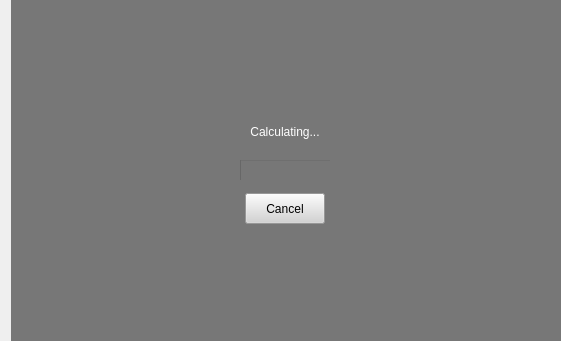
This is signal_editor/ui/overlay_widget.ui in fred-kr/signal-editor-v2 as Qt 5 draws it before an edit. The edited form follows.
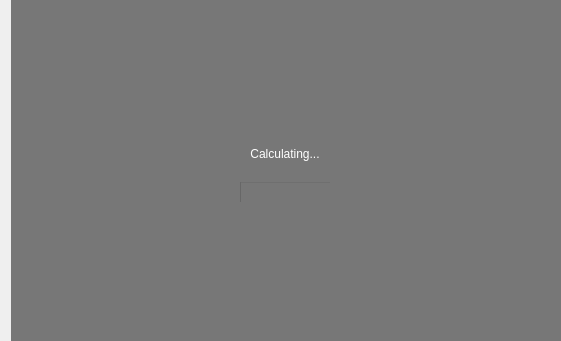
This is the edited form. Custom widgets are drawn as their Qt base class.

Patch:
```diff
--- a/signal_editor/ui/overlay_widget.ui
+++ b/signal_editor/ui/overlay_widget.ui
@@ -79,23 +79,6 @@
          <item alignment="Qt::AlignmentFlag::AlignHCenter|Qt::AlignmentFlag::AlignVCenter">
           <widget class="IndeterminateProgressRing" name="progress_bar"/>
          </item>
-         <item alignment="Qt::AlignmentFlag::AlignHCenter|Qt::AlignmentFlag::AlignBottom">
-          <widget class="PushButton" name="btn_cancel">
-           <property name="minimumSize">
-            <size>
-             <width>0</width>
-             <height>31</height>
-            </size>
-           </property>
-           <property name="styleSheet">
-            <string notr="true">background: lightgray;
-color: black;</string>
-           </property>
-           <property name="text">
-            <string>Cancel</string>
-           </property>
-          </widget>
-         </item>
         </layout>
        </widget>
       </item>
@@ -110,11 +93,6 @@
    <extends>QLabel</extends>
    <header>qfluentwidgets</header>
   </customwidget>
-  <customwidget>
-   <class>PushButton</class>
-   <extends>QPushButton</extends>
-   <header>qfluentwidgets</header>
-  </customwidget>
   <customwidget>
    <class>IndeterminateProgressRing</class>
    <extends>QProgressBar</extends>
```
